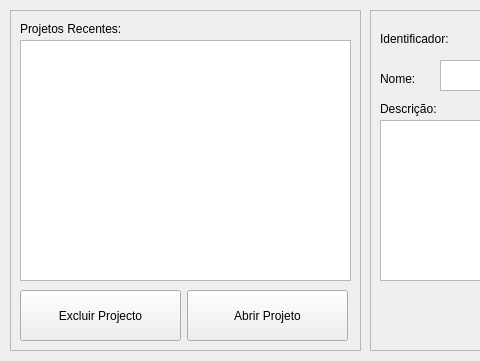
Before: the Qt Designer form ui/ProjectChooseWidget.ui in caioviel/pyannotator, drawn with Qt 5; both pictures show x 0 to 480 and y 0 to 361 of the 735 by 361 pixel window.
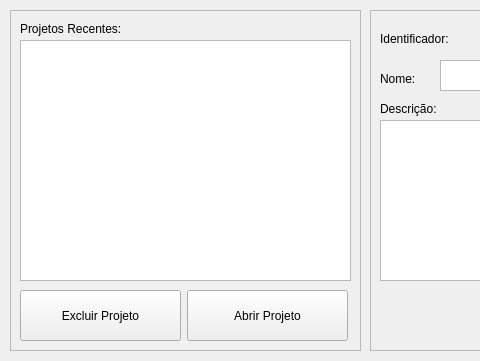
After: the same form once the commit is applied. Icons and pictures are not drawn.

```diff
--- a/ui/ProjectChooseWidget.ui
+++ b/ui/ProjectChooseWidget.ui
@@ -84,7 +84,7 @@
      </rect>
     </property>
     <property name="text">
-     <string>Excluir Projecto</string>
+     <string>Excluir Projeto</string>
     </property>
     <property name="icon">
      <iconset resource="icons.qrc">
```
